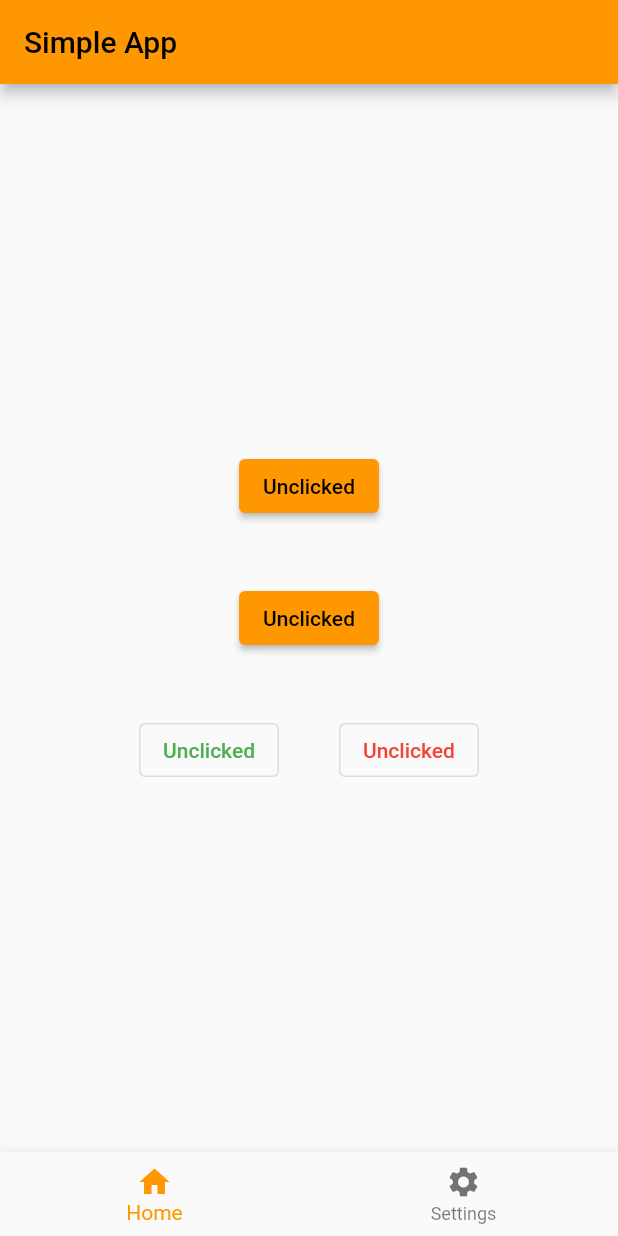
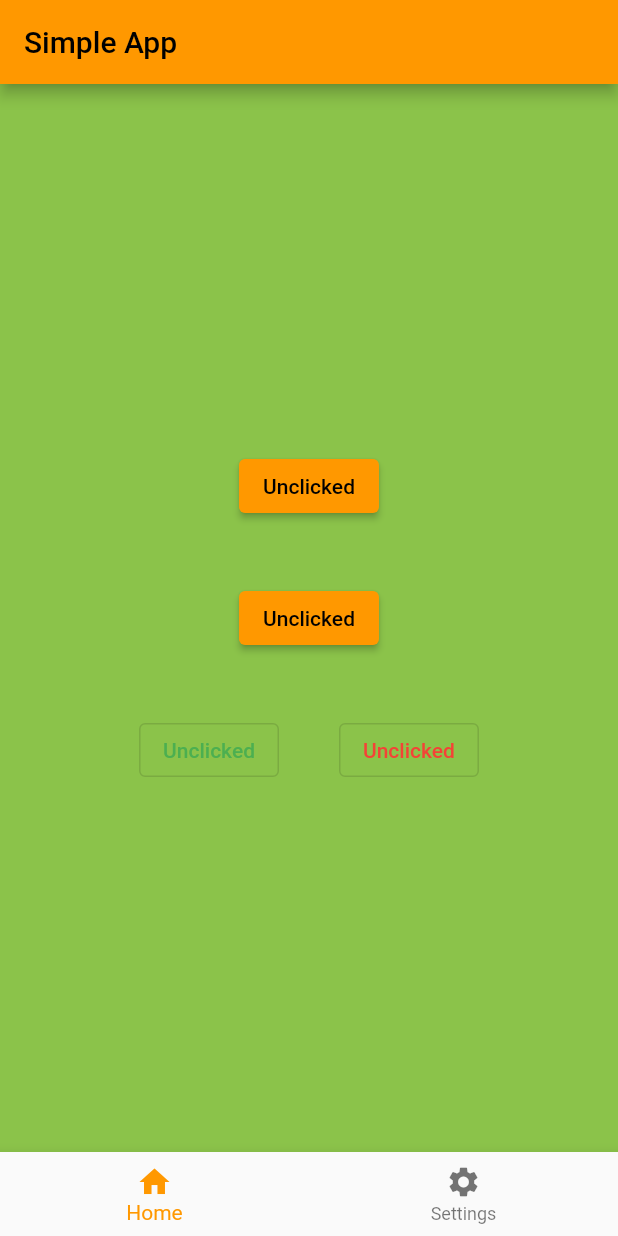
Before and after one commit to Lakshit-Chiranjiv/Flutter-Basics, a Flutter app: the screen it shows after launch, on a phone screen of 412 x 824 dp. Run offline on Flutter 3.47's test engine with Material 2 defaults, Android fonts, the phone set to English and light mode, and no system bars.

Commit message:
container

```diff
--- a/lib/main.dart
+++ b/lib/main.dart
@@ -62,8 +62,10 @@ class SomeWidgetState extends State<SomeWidget> {
           title: const Text('Simple App'),
         ),
         body: Center(
-            child: SizedBox(
+            child: Container(
                 width: double.infinity,
+                height: double.infinity,
+                color: Colors.lightGreen,
                 child: Column(
                   children: [
                     ElevatedButton(
```
